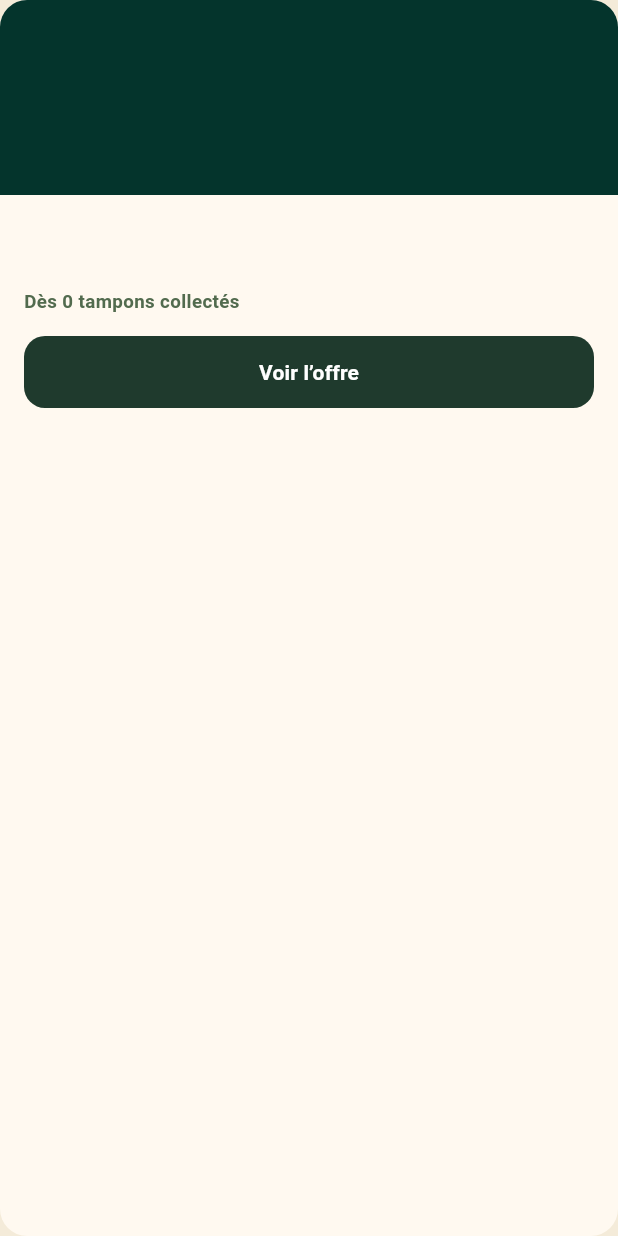
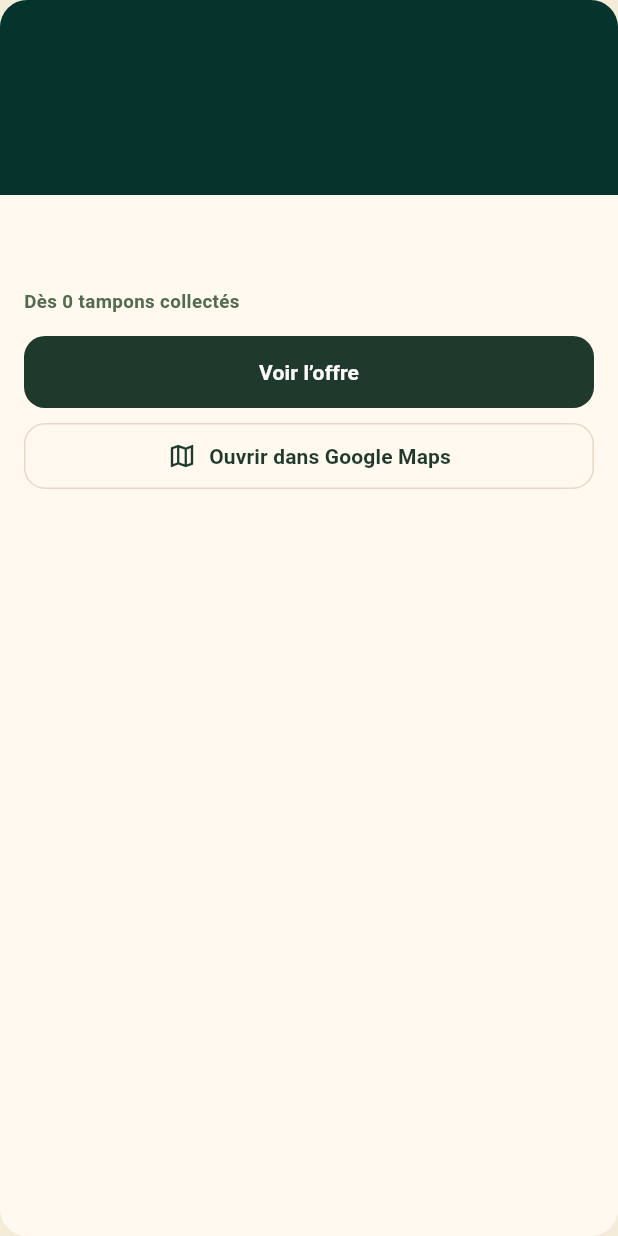
Before and after one commit to medhediiayari/taprivo, a Flutter app: the _OfferCard widget shown alone on an empty page, opened directly with empty values, on a phone screen of 412 x 824 dp. Run offline on Flutter 3.47's test engine with Material 3 defaults, Android fonts, the phone set to English and light mode, and no system bars; our stand-ins replace dio, flutter_map, flutter_riverpod, flutter_secure_storage, geolocator, go_router and 3 more; missing offline and left inert: mobile_scanner, nfc_manager; accounts and stored records are empty; network calls fail.

Commit message:
feat(home): "Ouvrir dans Google Maps" action under "Voir l'offre"
Add an outlined "Ouvrir dans Google Maps" button below "Voir l'offre" on both
the map bottom sheet and the home offer cards. Opens the partner location in
the Maps app (browser fallback) using coordinates, or a name/address query when
coordinates are missing. Android https VIEW query is already declared.

https://claude.ai/code/session_01UtHhFmKMvSviPbyydfK6S2

```diff
--- a/mobile/lib/features/home/home_page.dart
+++ b/mobile/lib/features/home/home_page.dart
@@ -9,6 +9,7 @@ import '../../core/theme/theme.dart';
 import '../../models/merchant.dart';
 import '../../widgets/brand.dart';
 import 'home_providers.dart';
+import 'map_launch.dart';
 import 'merchant_map.dart';
 
 class HomePage extends ConsumerStatefulWidget {
@@ -411,6 +412,21 @@ class _OfferCard extends StatelessWidget {
                     child: const Text('Voir l’offre', style: TextStyle(fontWeight: FontWeight.w600)),
                   ),
                 ),
+                const SizedBox(height: 8),
+                SizedBox(
+                  width: double.infinity,
+                  child: OutlinedButton.icon(
+                    onPressed: () => openInGoogleMaps(merchant),
+                    icon: const Icon(Icons.map_outlined, color: TaprivoBrand.green, size: 20),
+                    label: const Text('Ouvrir dans Google Maps',
+                        style: TextStyle(color: TaprivoBrand.green, fontWeight: FontWeight.w600)),
+                    style: OutlinedButton.styleFrom(
+                      side: const BorderSide(color: TaprivoBrand.border),
+                      padding: const EdgeInsets.symmetric(vertical: 12),
+                      shape: RoundedRectangleBorder(borderRadius: BorderRadius.circular(14)),
+                    ),
+                  ),
+                ),
               ],
             ),
           ),
```
Also changed, not shown: mobile/lib/features/home/map_launch.dart (added, +18 -0 lines), mobile/lib/features/home/map_page.dart (+16 -0 lines).
